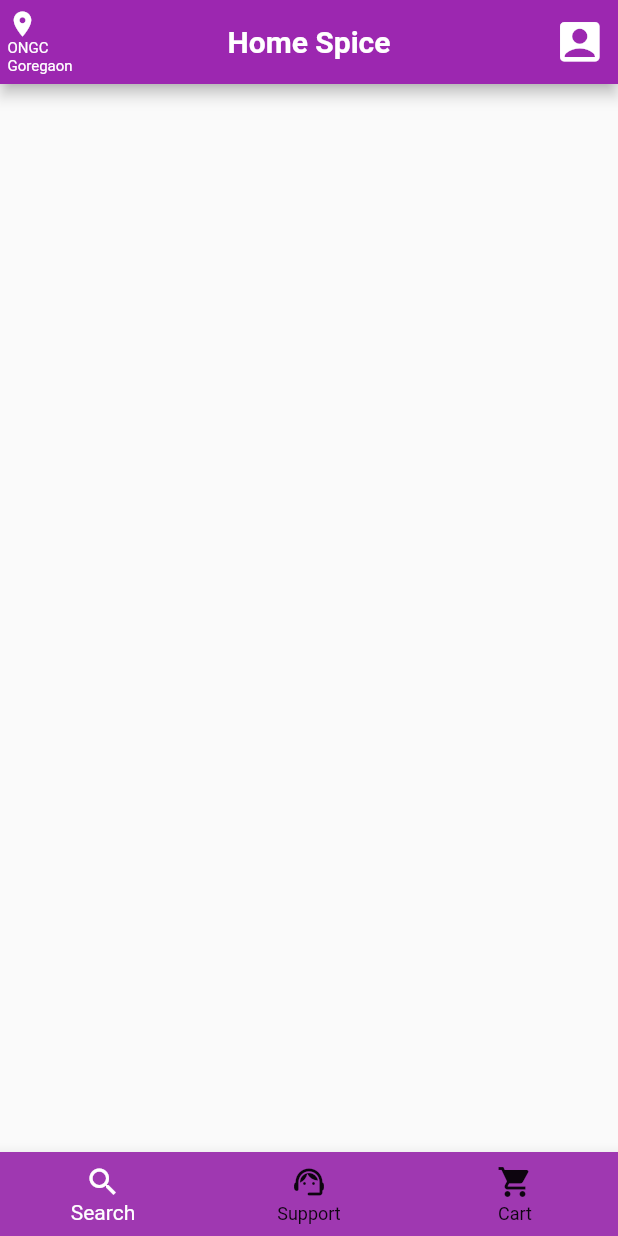
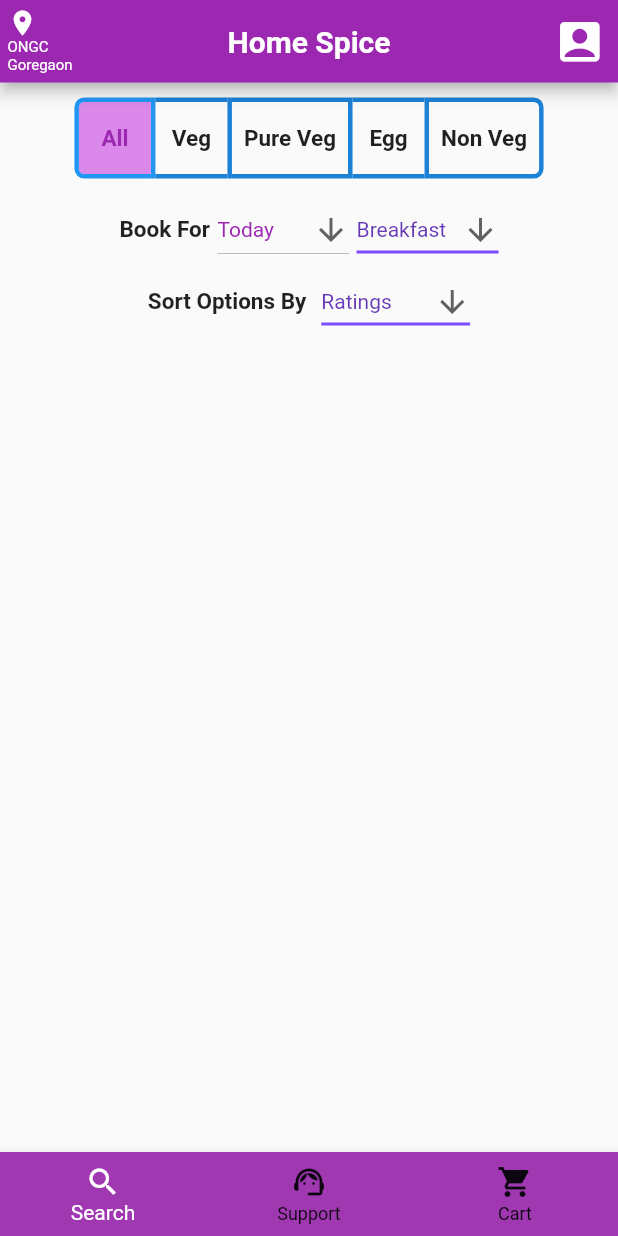
Before and after one commit to ashuobharti/home_spice, a Flutter app: the screen it shows after launch, on a phone screen of 412 x 824 dp. Run offline on Flutter 3.47's test engine with Material 2 defaults, Android fonts, the phone set to English and light mode, and no system bars.

Commit message:
Commit two

```diff
--- a/lib/main.dart
+++ b/lib/main.dart
@@ -1,7 +1,12 @@
 // @dart=2.9
-import 'dart:ui';
 
 import 'package:flutter/material.dart';
+
+import './widgets/foodCategorySelectWidget.dart';
+import './widgets/custHomeBottomNav.dart';
+import './widgets/custHomeAppBarWidget.dart';
+import './widgets/custSortFoodListWidget.dart';
+import './widgets/custHomeBookForWidget.dart';
 
 void main() {
   runApp(const MyApp());
@@ -31,54 +36,17 @@
   @override
   Widget build(BuildContext context) {
     return Scaffold(
-      appBar: AppBar(
-        centerTitle: true,
-        title: const Text('Home Spice',
-            style: TextStyle(
-              fontWeight: FontWeight.bold,
-            )),
-        leading: Container(
-          width: 30,
-          height: 95,
-          padding: EdgeInsets.all(5),
-          child: Column(
-            mainAxisAlignment: MainAxisAlignment.center,
-            crossAxisAlignment: CrossAxisAlignment.start,
-            children: [
-              Icon(
-                Icons.location_on,
-                size: 20,
-              ),
-              Text(
-                'ONGC Goregaon',
-                style: TextStyle(
-                  fontSize: 10,
-                ),
-              ),
-            ],
-          ),
-        ),
-        actions: [
-          Padding(
-            padding: const EdgeInsets.all(8.0),
-            child: Icon(
-              Icons.account_box_rounded,
-              size: 35,
-            ),
-          )
+      appBar: CustHomeAppBar(),
+      bottomNavigationBar: CustHomeBottomNav(),
+      body: Column(
+        mainAxisAlignment: MainAxisAlignment.start,
+        //crossAxisAlignment: CrossAxisAlignment.center,
+        children: [
+          FoodCategorySelect(),
+          CustHomeBookFor(),
+          CustSortFoodList(),
         ],
       ),
-      bottomNavigationBar: BottomNavigationBar(
-          backgroundColor: Color.fromARGB(255, 159, 56, 177),
-          selectedItemColor: Colors.white,
-          unselectedItemColor: Color.fromARGB(234, 0, 0, 0),
-          items: [
-            BottomNavigationBarItem(icon: Icon(Icons.search), label: 'Search'),
-            BottomNavigationBarItem(
-                icon: Icon(Icons.support_agent_rounded), label: 'Support'),
-            BottomNavigationBarItem(
-                icon: Icon(Icons.shopping_cart), label: 'Cart'),
-          ]),
     );
   }
 }
--- /dev/null
+++ b/lib/widgets/custHomeAppBarWidget.dart
@@ -0,0 +1,53 @@
+//@dart =2.9
+
+import 'package:flutter/material.dart';
+
+class CustHomeAppBar extends StatelessWidget with PreferredSizeWidget {
+  const CustHomeAppBar({
+    Key key,
+  }) : super(key: key);
+
+  @override
+  Size get preferredSize => Size.fromHeight(55.0);
+
+  @override
+  Widget build(BuildContext context) {
+    return AppBar(
+      centerTitle: true,
+      title: const Text('Home Spice',
+          style: TextStyle(
+            fontWeight: FontWeight.bold,
+          )),
+      leading: Container(
+        width: 30,
+        height: 95,
+        padding: EdgeInsets.all(5),
+        child: Column(
+          mainAxisAlignment: MainAxisAlignment.center,
+          crossAxisAlignment: CrossAxisAlignment.start,
+          children: [
+            Icon(
+              Icons.location_on,
+              size: 20,
+            ),
+            Text(
+              'ONGC Goregaon',
+              style: TextStyle(
+                fontSize: 10,
+              ),
+            ),
+          ],
+        ),
+      ),
+      actions: [
+        Padding(
+          padding: const EdgeInsets.all(8.0),
+          child: Icon(
+            Icons.account_box_rounded,
+            size: 35,
+          ),
+        )
+      ],
+    );
+  }
+}
--- /dev/null
+++ b/lib/widgets/custHomeBookForWidget.dart
@@ -0,0 +1,78 @@
+//@dart=2.9
+
+import 'package:flutter/material.dart';
+
+class CustHomeBookFor extends StatefulWidget {
+  const CustHomeBookFor({Key key}) : super(key: key);
+
+  @override
+  State<CustHomeBookFor> createState() => _CustHomeBookForState();
+}
+
+class _CustHomeBookForState extends State<CustHomeBookFor> {
+  String dropdownValue = 'Breakfast';
+  String dropdownDateValue = 'Today';
+
+  @override
+  Widget build(BuildContext context) {
+    return Row(
+      mainAxisAlignment: MainAxisAlignment.center,
+      crossAxisAlignment: CrossAxisAlignment.center,
+      children: [
+        Text(
+          'Book For',
+          style: TextStyle(
+            fontSize: 15,
+            fontWeight: FontWeight.bold,
+          ),
+        ),
+        SizedBox(
+          width: 5,
+        ),
+        DropdownButton<String>(
+          borderRadius: BorderRadius.all(Radius.circular(5)),
+          value: dropdownDateValue,
+          icon: const Icon(Icons.arrow_downward),
+          elevation: 16,
+          style: const TextStyle(color: Colors.purple),
+          onChanged: (String newValue) {
+            setState(() {
+              dropdownDateValue = newValue;
+            });
+          },
+          items: <String>['Today', 'Tomorrow', 'Dayafter']
+              .map<DropdownMenuItem<String>>((String value) {
+            return DropdownMenuItem<String>(
+              value: value,
+              child: Text(value),
+            );
+          }).toList(),
+        ),
+        SizedBox(width: 5),
+        DropdownButton<String>(
+          borderRadius: BorderRadius.all(Radius.circular(5)),
+          value: dropdownValue,
+          icon: const Icon(Icons.arrow_downward),
+          elevation: 16,
+          style: const TextStyle(color: Colors.deepPurple),
+          underline: Container(
+            height: 2,
+            color: Colors.deepPurpleAccent,
+          ),
+          onChanged: (String newValue) {
+            setState(() {
+              dropdownValue = newValue;
+            });
+          },
+          items: <String>['Breakfast', 'Lunch', 'Dinner', 'Eve Snacks']
+              .map<DropdownMenuItem<String>>((String value) {
+            return DropdownMenuItem<String>(
+              value: value,
+              child: Text(value),
+            );
+          }).toList(),
+        ),
+      ],
+    );
+  }
+}
--- /dev/null
+++ b/lib/widgets/custHomeBottomNav.dart
@@ -0,0 +1,24 @@
+//@dart=2.9
+
+import 'package:flutter/material.dart';
+
+class CustHomeBottomNav extends StatelessWidget {
+  const CustHomeBottomNav({
+    Key key,
+  }) : super(key: key);
+
+  @override
+  Widget build(BuildContext context) {
+    return BottomNavigationBar(
+        backgroundColor: Color.fromARGB(255, 159, 56, 177),
+        selectedItemColor: Colors.white,
+        unselectedItemColor: Color.fromARGB(234, 0, 0, 0),
+        items: [
+          BottomNavigationBarItem(icon: Icon(Icons.search), label: 'Search'),
+          BottomNavigationBarItem(
+              icon: Icon(Icons.support_agent_rounded), label: 'Support'),
+          BottomNavigationBarItem(
+              icon: Icon(Icons.shopping_cart), label: 'Cart'),
+        ]);
+  }
+}
--- /dev/null
+++ b/lib/widgets/custSortFoodListWidget.dart
@@ -0,0 +1,57 @@
+//@dart=2.9
+
+import 'package:flutter/material.dart';
+
+class CustSortFoodList extends StatefulWidget {
+  const CustSortFoodList({Key key}) : super(key: key);
+
+  @override
+  State<CustSortFoodList> createState() => _CustSortFoodListState();
+}
+
+class _CustSortFoodListState extends State<CustSortFoodList> {
+  String dropdownValue = 'Ratings';
+
+  @override
+  Widget build(BuildContext context) {
+    return Row(
+      mainAxisAlignment: MainAxisAlignment.center,
+      crossAxisAlignment: CrossAxisAlignment.center,
+      children: [
+        Text(
+          'Sort Options By',
+          style: TextStyle(
+            fontSize: 15,
+            fontWeight: FontWeight.bold,
+          ),
+        ),
+        SizedBox(
+          width: 10,
+        ),
+        DropdownButton<String>(
+          borderRadius: BorderRadius.all(Radius.circular(5)),
+          value: dropdownValue,
+          icon: const Icon(Icons.arrow_downward),
+          elevation: 16,
+          style: const TextStyle(color: Colors.deepPurple),
+          underline: Container(
+            height: 2,
+            color: Colors.deepPurpleAccent,
+          ),
+          onChanged: (String newValue) {
+            setState(() {
+              dropdownValue = newValue;
+            });
+          },
+          items: <String>['Ratings', 'Price', 'Ready by 9', 'Ready by 10']
+              .map<DropdownMenuItem<String>>((String value) {
+            return DropdownMenuItem<String>(
+              value: value,
+              child: Text(value),
+            );
+          }).toList(),
+        ),
+      ],
+    );
+  }
+}
--- /dev/null
+++ b/lib/widgets/foodCategorySelectWidget.dart
@@ -0,0 +1,78 @@
+// @dart=2.9
+
+import 'package:flutter/material.dart';
+
+class FoodCategorySelect extends StatelessWidget {
+  const FoodCategorySelect({
+    Key key,
+  }) : super(key: key);
+
+  @override
+  Widget build(BuildContext context) {
+    return Row(
+      mainAxisAlignment: MainAxisAlignment.center,
+      children: [
+        Container(
+          padding: EdgeInsets.symmetric(vertical: 10),
+          child: ToggleButtons(
+            borderColor: Color.fromARGB(255, 27, 130, 214),
+            borderWidth: 3,
+            borderRadius: BorderRadius.all(Radius.circular(5)),
+            fillColor: Color.fromARGB(255, 218, 136, 233),
+            selectedBorderColor: Colors.blue,
+            children: [
+              Padding(
+                padding: const EdgeInsets.all(8.0),
+                child: Text('All',
+                    style: TextStyle(
+                      fontSize: 15,
+                      fontWeight: FontWeight.bold,
+                    )),
+              ),
+              Padding(
+                padding: const EdgeInsets.all(8.0),
+                child: Text('Veg',
+                    style: TextStyle(
+                      fontSize: 15,
+                      fontWeight: FontWeight.bold,
+                    )),
+              ),
+              Padding(
+                padding: const EdgeInsets.all(8.0),
+                child: Text('Pure Veg',
+                    style: TextStyle(
+                      fontSize: 15,
+                      fontWeight: FontWeight.bold,
+                    )),
+              ),
+              Padding(
+                padding: const EdgeInsets.all(8.0),
+                child: Text('Egg',
+                    style: TextStyle(
+                      fontSize: 15,
+                      fontWeight: FontWeight.bold,
+                    )),
+              ),
+              Padding(
+                padding: const EdgeInsets.all(8.0),
+                child: Text('Non Veg',
+                    style: TextStyle(
+                      fontSize: 15,
+                      fontWeight: FontWeight.bold,
+                    )),
+              ),
+            ],
+            isSelected: [
+              true,
+              false,
+              false,
+              false,
+              false,
+            ],
+            onPressed: (i) {},
+          ),
+        )
+      ],
+    );
+  }
+}
```
